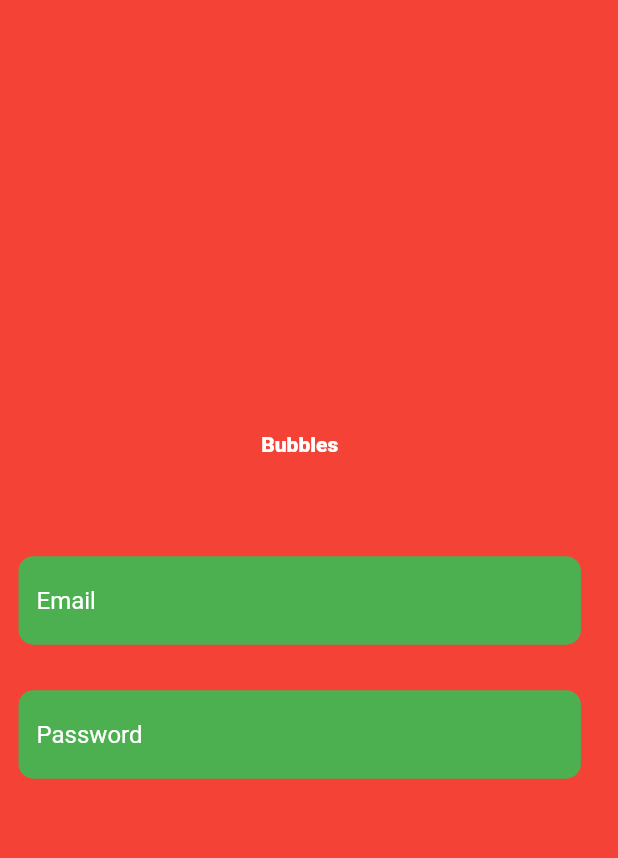
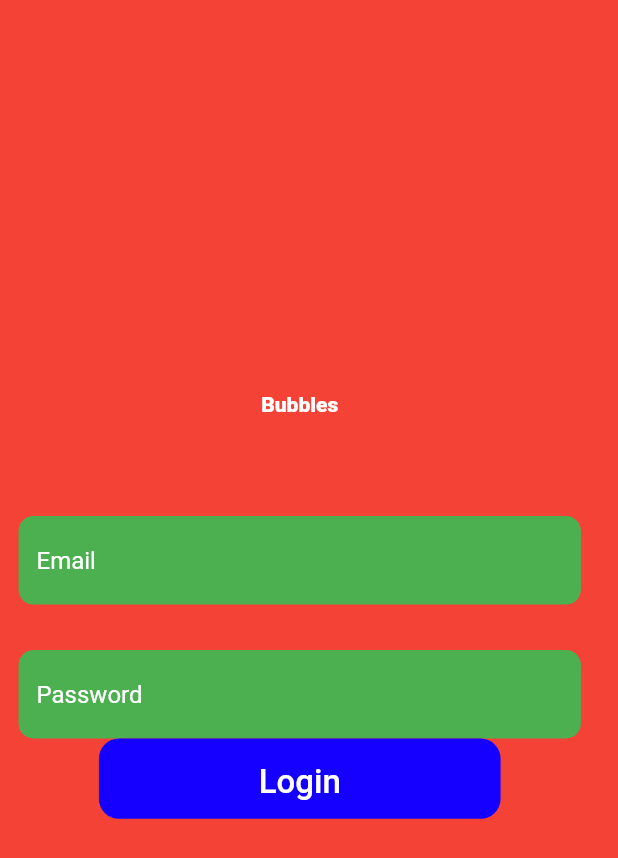
Before and after one commit to samlevy25/Bubble, a Flutter app: the screen it shows after launch, on a phone screen of 412 x 824 dp. Shown: the top 858 px of the screen. Run offline on Flutter 3.47's test engine with Material 2 defaults, Android fonts, the phone set to English and light mode, and no system bars; our stand-ins replace cloud_firestore, file_picker, firebase_analytics, firebase_core, firebase_storage, get_it and 1 more; missing offline and left inert: dart:ffi; accounts and stored records are empty.

Commit message:
Login button

```diff
--- a/bubbles_app/lib/pages/login_page.dart
+++ b/bubbles_app/lib/pages/login_page.dart
@@ -3,6 +3,7 @@
 
 // w
 import '../widgets/custom_input_fields.dart';
+import '../widgets/rounded_button.dart';
 
 class LoginPage extends StatefulWidget {
   @override
@@ -40,6 +41,7 @@
           children: [
             _pageTitle(),
             _loginForm(),
+            _loginBottun(),
           ],
         ),
       ),
@@ -86,4 +88,13 @@
       ),
     );
   }
+
+  Widget _loginBottun() {
+    return RoundedButton(
+      name: "Login",
+      height: _deviceHeight * 0.065,
+      width: _deviceWidth * 0.65,
+      onPressed: () {},
+    );
+  }
 }
--- /dev/null
+++ b/bubbles_app/lib/widgets/rounded_button.dart
@@ -0,0 +1,40 @@
+import 'dart:ffi';
+
+import 'package:flutter/material.dart';
+
+class RoundedButton extends StatelessWidget {
+  final String name;
+  final double height;
+  final double width;
+  final Function onPressed;
+
+  const RoundedButton({
+    required this.name,
+    required this.height,
+    required this.width,
+    required this.onPressed,
+  });
+
+  @override
+  Widget build(BuildContext context) {
+    return Container(
+      height: height,
+      width: width,
+      decoration: BoxDecoration(
+        borderRadius: BorderRadius.circular(height * 0.25),
+        color: Color.fromARGB(255, 21, 0, 255),
+      ),
+      child: TextButton(
+        onPressed: () {},
+        child: Text(
+          name,
+          style: const TextStyle(
+            fontSize: 22,
+            color: Colors.white,
+            height: 1.5,
+          ),
+        ),
+      ),
+    );
+  }
+}
```
